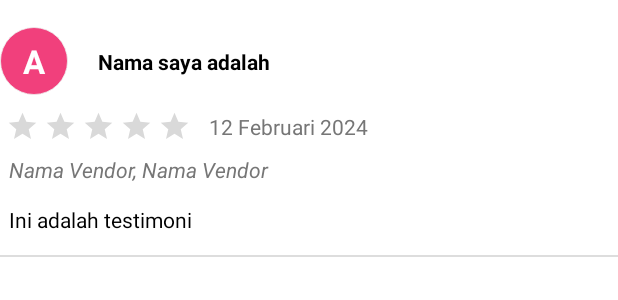
After one commit to MunMunDev/Marketplace-Wedding-Organizer, an Android app: the layout list_testimoni.xml on its own in the app's theme, with its tools: preview values and no code run, on a phone screen of 412 x 824 dp. The commit adds this screen. Shown: the top 300 px of the screen. Run offline under Robolectric (Android 15) with nearby library versions, the phone set to English and light mode, and no system bars.

Commit message:
Update wedding organizer detail for catch testimoni vendor

```diff
--- a/app/src/main/java/com/abcd/vian_marketplaceweddingorganizer/data/database/api/ApiService.kt
+++ b/app/src/main/java/com/abcd/vian_marketplaceweddingorganizer/data/database/api/ApiService.kt
@@ -66,7 +66,7 @@ interface ApiService {
         @Query("id_wo") id_wo: Int,
     ): ArrayList<MessageModel>
 
-    @GET("penjualan-plafon/api/get.php")
+    @GET("marketplace-wo/api/get.php")
     suspend fun getTestimoni(
         @Query("get_testimoni") get_testimoni: String,
         @Query("id_wo") id_wo: Int
--- a/app/src/main/java/com/abcd/vian_marketplaceweddingorganizer/ui/activity/user/wedding_organizer/detail/WeddingOrganizerDetailActivity.kt
+++ b/app/src/main/java/com/abcd/vian_marketplaceweddingorganizer/ui/activity/user/wedding_organizer/detail/WeddingOrganizerDetailActivity.kt
@@ -148,7 +148,7 @@ class WeddingOrganizerDetailActivity : AppCompatActivity() {
     }
 
     private fun setFailureFetchTestimoni(message: String) {
-
+        Log.d("DetailTAG", "setFailureFetchTestimoni: $message")
     }
 
     private fun setButton() {
--- /dev/null
+++ b/app/src/main/res/layout/list_testimoni.xml
@@ -0,0 +1,121 @@
+<?xml version="1.0" encoding="utf-8"?>
+<androidx.constraintlayout.widget.ConstraintLayout xmlns:android="http://schemas.android.com/apk/res/android"
+    android:layout_width="match_parent"
+    android:layout_height="wrap_content"
+    xmlns:app="http://schemas.android.com/apk/res-auto"
+    android:layout_marginTop="18dp"
+    android:background="@color/white">
+
+    <TextView
+        android:id="@+id/tvInisial"
+        android:layout_width="45dp"
+        android:layout_height="45dp"
+        app:layout_constraintTop_toTopOf="parent"
+        app:layout_constraintStart_toStartOf="parent"
+        android:gravity="center"
+        android:textSize="22sp"
+        android:text="A"
+        android:textAllCaps="true"
+        android:textStyle="bold"
+        android:textColor="@color/white"
+        android:background="@drawable/bg_circle_2" />
+
+    <TextView
+        android:id="@+id/tvNama"
+        android:layout_width="0dp"
+        android:layout_height="wrap_content"
+        app:layout_constraintTop_toTopOf="@+id/tvInisial"
+        app:layout_constraintBottom_toBottomOf="@id/tvInisial"
+        app:layout_constraintStart_toEndOf="@id/tvInisial"
+        app:layout_constraintEnd_toEndOf="parent"
+        android:layout_marginStart="20dp"
+        android:text="Nama saya adalah"
+        android:textSize="14sp"
+        android:textColor="@color/black"
+        android:textStyle="bold"/>
+
+    <LinearLayout
+        android:id="@+id/llBintang"
+        android:layout_width="wrap_content"
+        android:layout_height="wrap_content"
+        app:layout_constraintTop_toBottomOf="@id/tvInisial"
+        app:layout_constraintStart_toStartOf="parent"
+        android:layout_marginTop="10dp"
+        android:layout_marginStart="4dp"
+        android:orientation="horizontal">
+        <ImageView
+            android:id="@+id/ivBintang1"
+            android:layout_width="22dp"
+            android:layout_height="22dp"
+            android:src="@drawable/icon_star_non_aktif"/>
+        <ImageView
+            android:id="@+id/ivBintang2"
+            android:layout_width="22dp"
+            android:layout_height="22dp"
+            android:src="@drawable/icon_star_non_aktif"
+            android:layout_marginStart="3dp"/>
+        <ImageView
+            android:id="@+id/ivBintang3"
+            android:layout_width="22dp"
+            android:layout_height="22dp"
+            android:src="@drawable/icon_star_non_aktif"
+            android:layout_marginStart="3dp"/>
+        <ImageView
+            android:id="@+id/ivBintang4"
+            android:layout_width="22dp"
+            android:layout_height="22dp"
+            android:src="@drawable/icon_star_non_aktif"
+            android:layout_marginStart="3dp"/>
+        <ImageView
+            android:id="@+id/ivBintang5"
+            android:layout_width="22dp"
+            android:layout_height="22dp"
+            android:src="@drawable/icon_star_non_aktif"
+            android:layout_marginStart="3dp"/>
+    </LinearLayout>
+
+    <TextView
+        android:id="@+id/tvTanggal"
+        android:layout_width="wrap_content"
+        android:layout_height="wrap_content"
+        app:layout_constraintStart_toEndOf="@id/llBintang"
+        app:layout_constraintTop_toTopOf="@id/llBintang"
+        app:layout_constraintBottom_toBottomOf="@id/llBintang"
+        android:layout_marginStart="12dp"
+        android:text="12 Februari 2024"
+        android:textSize="14sp"
+        android:textColor="@color/abuabu_tua"
+        android:textStyle="normal" />
+
+    <TextView
+        android:id="@+id/tvVendor"
+        android:layout_width="match_parent"
+        android:layout_height="wrap_content"
+        app:layout_constraintTop_toBottomOf="@id/llBintang"
+        android:layout_marginTop="8dp"
+        android:layout_marginStart="6dp"
+        android:text="Nama Vendor, Nama Vendor"
+        android:textSize="14sp"
+        android:textColor="@color/abuabu_tua"
+        android:textStyle="italic"/>
+
+    <TextView
+        android:id="@+id/tvTestimoni"
+        android:layout_width="match_parent"
+        android:layout_height="wrap_content"
+        app:layout_constraintTop_toBottomOf="@id/tvVendor"
+        android:layout_marginTop="14dp"
+        android:layout_marginStart="6dp"
+        android:text="Ini adalah testimoni"
+        android:textSize="14sp"
+        android:textColor="@color/black"
+        android:textStyle="normal"/>
+
+    <View
+        android:layout_width="match_parent"
+        android:layout_height="1dp"
+        app:layout_constraintTop_toBottomOf="@+id/tvTestimoni"
+        android:layout_marginTop="14dp"
+        android:background="@color/abuabu_muda" />
+
+</androidx.constraintlayout.widget.ConstraintLayout>
```
Also changed, not shown: app/src/main/java/com/abcd/vian_marketplaceweddingorganizer/adapter/TestimoniAdapter.kt (added, +97 -0 lines), app/src/main/java/com/abcd/vian_marketplaceweddingorganizer/data/model/TestimoniModel.kt (+5 -2 lines).
